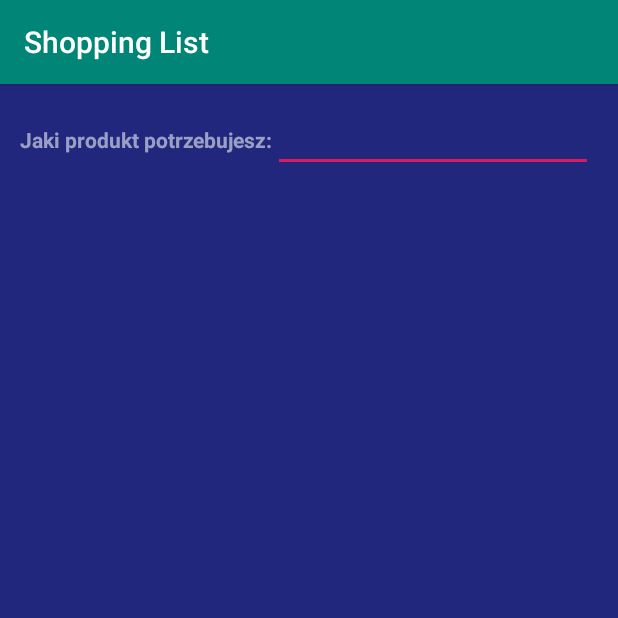
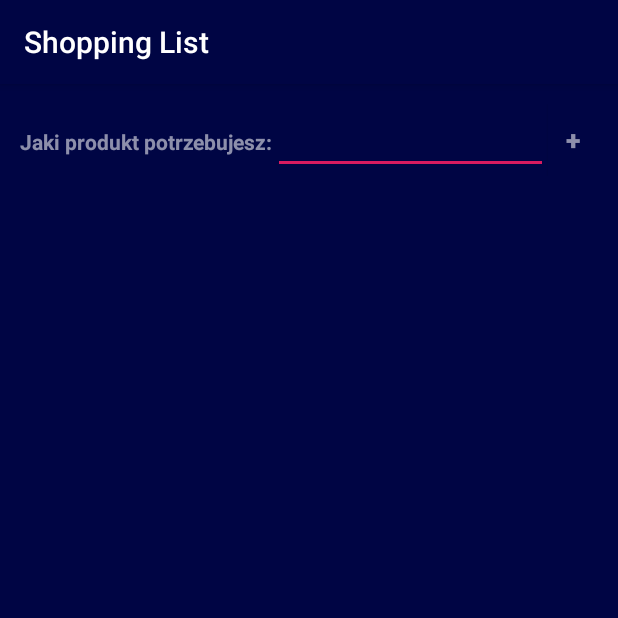
Before and after one commit to nProgrammer/ShoppingListAndroidApp, an Android app: the screen it shows after launch (MainActivity), on a phone screen of 412 x 824 dp, the top half of it. Run offline under Robolectric (Android 15) with nearby library versions, the phone set to English and light mode, and no system bars.

Commit message:
UI colors change

```diff
--- a/app/src/main/res/layout/activity_main.xml
+++ b/app/src/main/res/layout/activity_main.xml
@@ -28,12 +28,23 @@
 
         <EditText
             android:id="@+id/editText"
-            android:layout_width="match_parent"
+            android:layout_width="183dp"
             android:layout_height="wrap_content"
             android:ems="10"
             android:inputType="textPersonName"
             android:textColor="@color/textColor"
             android:textColorHint="@color/textColor" />
+
+        <Button
+            android:id="@+id/button"
+            android:layout_width="44dp"
+            android:layout_height="wrap_content"
+            android:layout_weight="1"
+            android:background="@color/buttonColor"
+            android:text="+"
+            android:textColor="@color/textColor"
+            android:textSize="18sp"
+            android:textStyle="bold" />
 
     </LinearLayout>
 
--- a/app/src/main/res/values/colors.xml
+++ b/app/src/main/res/values/colors.xml
@@ -1,8 +1,9 @@
 <?xml version="1.0" encoding="utf-8"?>
 <resources>
-    <color name="colorPrimary">#008577</color>
-    <color name="colorPrimaryDark">#00574B</color>
+    <color name="colorPrimary">#000544</color>
+    <color name="colorPrimaryDark">#000544</color>
     <color name="colorAccent">#D81B60</color>
-    <color name="background">#DD00076B</color>
+    <color name="background">#000544</color>
+    <color name="buttonColor">#000544</color>
     <color name="textColor">#8DFFFFFF</color>
 </resources>
```
